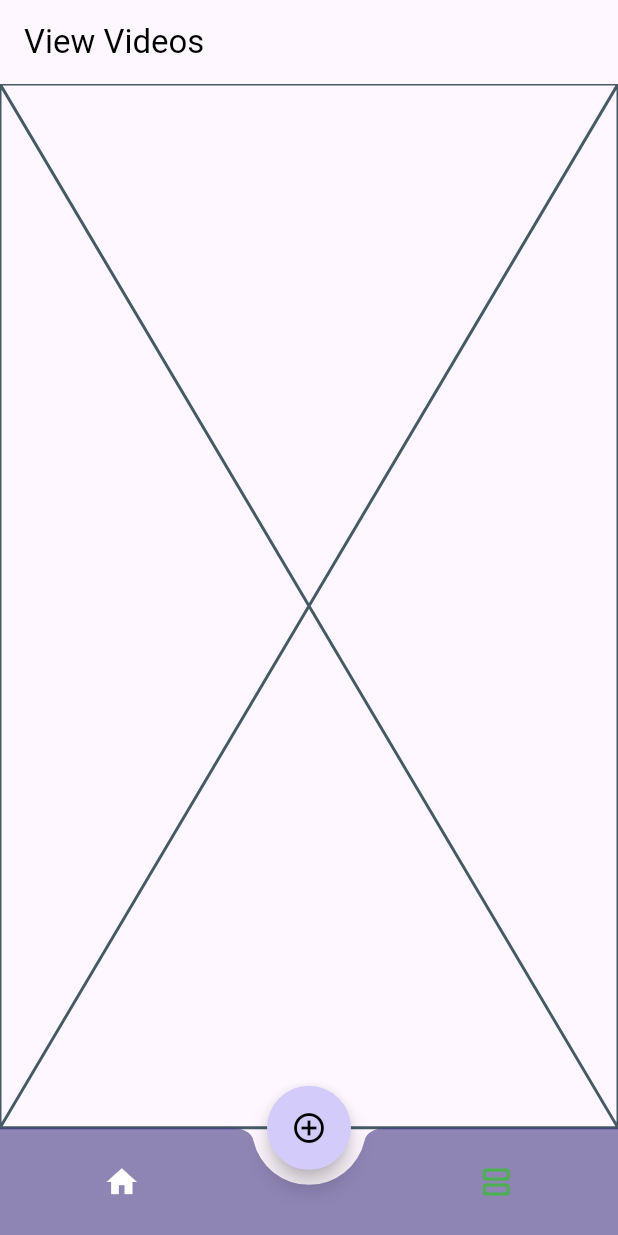
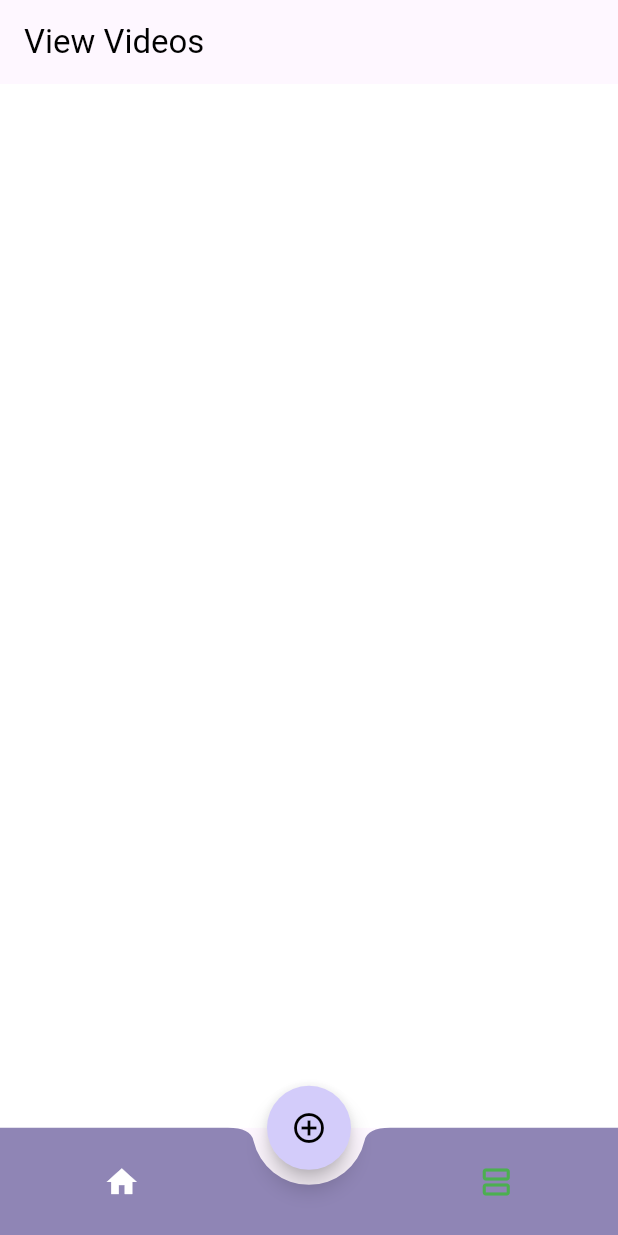
Before and after one commit to omit-excelitai/image_and_video_editing, a Flutter app: the screen it shows after launch, after a tap on the "home" icon, after a tap on the "view agenda" icon, on a phone screen of 412 x 824 dp. Run offline on Flutter 3.47's test engine with Material 2 defaults, Android fonts, the phone set to English and light mode, and no system bars; our stand-ins replace dio, flutter_screenutil, get, get_it, google_fonts, image_picker and 1 more.

Commit message:
Updated -- add_project_screen.dart, add_project_screen_controller.dart, home_screen.dart, home_screen_controller.dart, edit_screen.dart, view_screen.dart

```diff
--- a/lib/view/screen/add_project_screen.dart
+++ b/lib/view/screen/add_project_screen.dart
@@ -1,8 +1,8 @@
-
 import 'package:flutter/material.dart';
 import 'package:flutter_screenutil/flutter_screenutil.dart';
 import 'package:get/get.dart';
-
+import 'package:image_and_video_editing/view/screen/edit_screen.dart';
+import '../../controller/add_project_screen_controller.dart';
 import '../../controller/home_screen_controller.dart';
 import '../../utils/app_color_resources.dart';
 
@@ -17,20 +17,32 @@
       body: Center(
         child: Padding(
           padding: EdgeInsets.symmetric(horizontal: 50.0.w),
-          child: Container(
+          child: SingleChildScrollView(
+            child: Column(
+              mainAxisAlignment: MainAxisAlignment.center,
+              children: [
+                Container(
                   height: 120.h,
                   width: double.infinity,
                   decoration: BoxDecoration(
                     color: Color(0xFFd3f3f1),
                   ),
-            child: GetBuilder<HomeScreenController>(
-              init: HomeScreenController(),
+                  child: GetBuilder<AddProjectScreenController>(
+                    init: AddProjectScreenController(),
                     builder: (controller) => Column(
                       mainAxisAlignment: MainAxisAlignment.center,
                       children: [
                         CircleAvatar(
                           child: IconButton(
-                      onPressed: controller.pickImageFromGallery,
+                            onPressed: () {
+                              controller.chooseImageFromGallery().obs;
+                              if (controller.chooseImage != null) {
+                                Get.to(() => EditScreen(
+                                    imageFile: controller.chooseImage!));
+                                print(
+                                    "Check ------- ${controller.selectedImage.value!}");
+                              }
+                            },
                             icon: Icon(Icons.add),
                           ),
                         ),
@@ -42,6 +54,9 @@
                     ),
                   ),
                 ),
+              ],
+            ),
+          ),
         ),
       ),
     );
--- a/lib/view/screen/edit_screen.dart
+++ b/lib/view/screen/edit_screen.dart
@@ -4,15 +4,15 @@
 import 'package:image_picker/image_picker.dart';
 
 class EditScreen extends StatelessWidget {
-  XFile imageFile;
+  XFile? imageFile;
   static const String routeName = '/edit_screen';
-  EditScreen({Key? key, required this.imageFile}) : super(key: key);
+  EditScreen({Key? key, this.imageFile}) : super(key: key);
 
   @override
   Widget build(BuildContext context) {
     return Scaffold(
       body: Center(
-        child: Image.file(File(imageFile.path)),
+        child: Image.file(File(imageFile!.path)),
       ),
     );
   }
--- a/lib/view/screen/home_screen.dart
+++ b/lib/view/screen/home_screen.dart
@@ -1,9 +1,6 @@
 import 'package:flutter/material.dart';
 import 'package:flutter_screenutil/flutter_screenutil.dart';
-import 'package:get/get.dart';
-import 'package:image_and_video_editing/controller/home_screen_controller.dart';
 import '../../utils/app_color_resources.dart';
-import 'edit_screen.dart';
 
 
 class HomeScreen extends StatelessWidget {
@@ -13,44 +10,13 @@
   Widget build(BuildContext context) {
     return Scaffold(
       backgroundColor: AppColorResources.scaffoldBgColor,
-      body: Center(
-        child: Padding(
-          padding: EdgeInsets.symmetric(horizontal: 50.0.w),
-          child: Container(
-            height: 120.h,
-            width: double.infinity,
-            decoration: BoxDecoration(
-              color: Color(0xFFd3f3f1),
-            ),
-            child: GetBuilder<HomeScreenController>(
-              init: HomeScreenController(),
-              builder: (controller) => Column(
-                mainAxisAlignment: MainAxisAlignment.center,
-                children: [
-                  CircleAvatar(
-                    child: IconButton(
-                      onPressed:(){
-                        controller.chooseImageFromGallery().obs;
-                        if (controller.chooseImage != null) {
-                          Get.to(()=>EditScreen(imageFile: controller.chooseImage!));
-                          print("Check ------- ${controller.selectedImage.value!}");
-                        }
+      body: Padding(
+        padding: EdgeInsets.symmetric(horizontal: 50.0.w),
+        child: SingleChildScrollView(
+          child: Column(
+            children: [
 
-
-                    },
-
-
-
-                      icon: Icon(Icons.add),
-                    ),
-                  ),
-                  Text(
-                    'Add files',
-                    style: TextStyle(color: Colors.purple),
-                  ),
-                ],
-              ),
-            ),
+            ],
           ),
         ),
       ),
--- a/lib/view/screen/view_screen.dart
+++ b/lib/view/screen/view_screen.dart
@@ -1,5 +1,6 @@
-
 import 'package:flutter/material.dart';
+import 'package:flutter_screenutil/flutter_screenutil.dart';
+import '../../utils/app_color_resources.dart';
 
 class ViewScreen extends StatelessWidget {
   static const String routeName = '/view_screen';
@@ -7,6 +8,16 @@
 
   @override
   Widget build(BuildContext context) {
-    return const Placeholder();
+    return Scaffold(
+      backgroundColor: AppColorResources.scaffoldBgColor,
+      body: Padding(
+        padding: EdgeInsets.symmetric(horizontal: 50.0.w),
+        child: SingleChildScrollView(
+          child: Column(
+            children: [],
+          ),
+        ),
+      ),
+    );
   }
 }
--- a/pubspec.yaml
+++ b/pubspec.yaml
@@ -46,7 +46,6 @@
   video_player: ^2.6.1
   path_provider: ^2.0.15
   image_picker: ^0.8.9
-  ffmpeg_kit_flutter: ^5.1.0
 
 dev_dependencies:
   flutter_test:
```
Also changed, not shown: lib/controller/add_project_screen_controller.dart (+29 -0 lines), lib/controller/home_screen_controller.dart (+0 -29 lines), pubspec.lock, 1 other file. Lines whose indentation alone changed are shown as unchanged.
